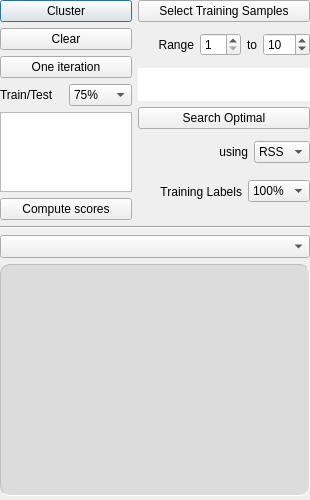
Before: the Qt Designer form MLDemos/optsCluster.ui in b4silio/MLDemos, drawn with Qt 5.
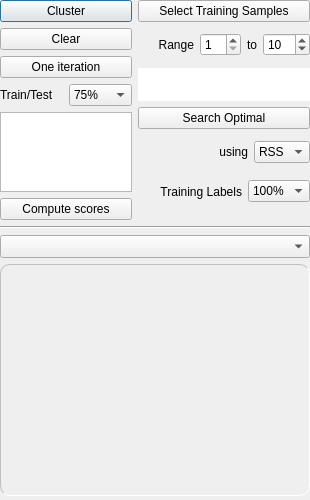
After: the same form once the commit is applied.

What changed in the file:
```diff
--- a/MLDemos/optsCluster.ui
+++ b/MLDemos/optsCluster.ui
@@ -995,7 +995,6 @@
     <widget class="QWidget" name="algoWidget" native="true">
      <property name="styleSheet">
       <string notr="true">#algoWidget {
-background-color: rgb(220, 220, 220);
 border-style: inset;
 border-width: 1px;
 border-color: rgb(190,190,190);
```
